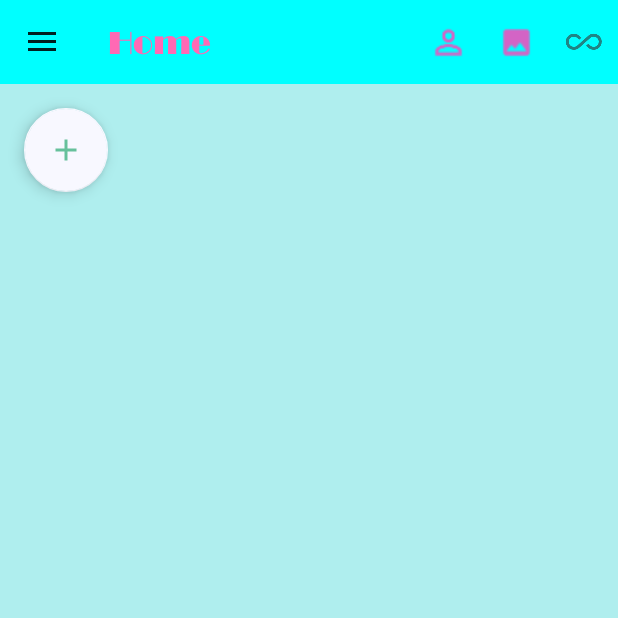
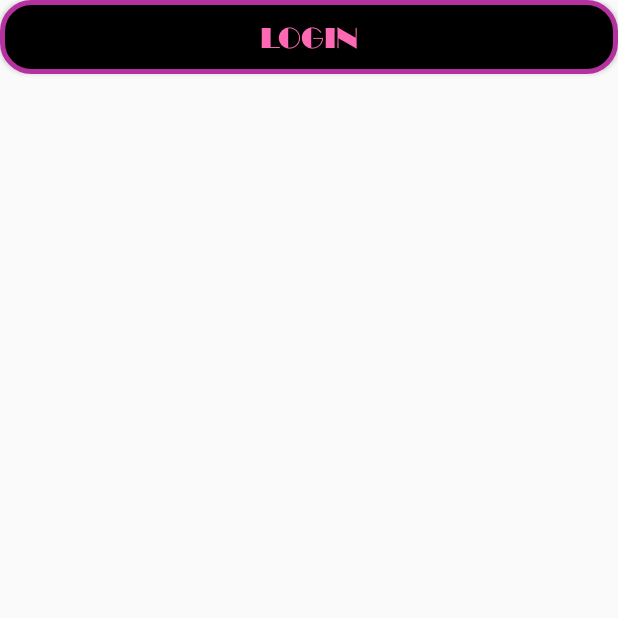
Before and after one commit to kmart42/AppFinal, an Android app: the screen it shows after launch once a user with an empty profile is signed in (HomeActivity before the commit, SendNotification after it), in the side drawer, after a tap on "Master/Detail", on a phone screen of 412 x 824 dp, the top half of it. Run offline under Robolectric (Android 15) with nearby library versions, the phone set to English and light mode, and no system bars; our stand-ins replace Firebase (no records; nobody signed in at launch, a user with empty details on screens opened directly), Picasso, Volley; pictures from the network do not load; 2 statements that could not run were skipped.

Commit message:
Rudimentary notifications

```diff
--- a/FinalProject/app/build.gradle
+++ b/FinalProject/app/build.gradle
@@ -51,6 +51,7 @@ dependencies {
     implementation 'androidx.appcompat:appcompat:1.2.0'
     implementation 'androidx.constraintlayout:constraintlayout:2.0.4'
     testImplementation 'junit:junit:4.12'
+    implementation 'com.android.volley:volley:1.1.0'
     androidTestImplementation 'androidx.test.ext:junit:1.1.2'
     androidTestImplementation 'androidx.test.espresso:espresso-core:3.3.0'
 
--- a/FinalProject/app/src/main/java/com/example/finalproject/HomeActivity.java
+++ b/FinalProject/app/src/main/java/com/example/finalproject/HomeActivity.java
@@ -153,7 +153,8 @@ public class HomeActivity extends AppCompatActivity
                 });
     }
 
-    public void selectDrawerItem(MenuItem menuItem) {
+    public void selectDrawerItem(MenuItem menuItem)
+    {
         switch(menuItem.getItemId()) {
             case R.id.nav_first_fragment:
                 Intent intent1=new Intent(this, MainActivity.class);
@@ -167,8 +168,8 @@ public class HomeActivity extends AppCompatActivity
                 break;
             case R.id.nav_third_fragment:
                 Toast.makeText(this, "Activity 3! Again!", Toast.LENGTH_SHORT).show();
-//                Intent intent3=new Intent(this, MasterActivity.class);
-//                startActivity(intent3);
+                startActivity(new Intent(HomeActivity.this, SendNotification.class));
+                finish();
                 break;
             default:
                 Intent intent4=new Intent(this, MainActivity.class);
--- a/FinalProject/app/src/main/java/com/example/finalproject/SplashActivity.java
+++ b/FinalProject/app/src/main/java/com/example/finalproject/SplashActivity.java
@@ -19,7 +19,7 @@ public class SplashActivity extends AppCompatActivity
 {
 
     private ImageView logo;
-    private static int splashTimeOut=3000;
+    private static int splashTimeOut=1000;
 
     @Override
     protected void onCreate(@Nullable Bundle savedInstanceState)
--- /dev/null
+++ b/FinalProject/app/src/main/res/layout/activity_send_notification.xml
@@ -0,0 +1,29 @@
+<?xml version="1.0" encoding="utf-8"?>
+<androidx.constraintlayout.widget.ConstraintLayout xmlns:android="http://schemas.android.com/apk/res/android"
+    xmlns:app="http://schemas.android.com/apk/res-auto"
+    xmlns:tools="http://schemas.android.com/tools"
+    android:layout_width="match_parent"
+    android:layout_height="match_parent"
+    tools:context=".SendNotification">
+
+
+    <Button
+        android:layout_width="match_parent"
+        android:layout_height="49dp"
+        android:background="@drawable/buttonshape"
+        android:fontFamily="@font/broadwayd"
+        android:shadowDx="0"
+        android:shadowDy="-5"
+        android:shadowRadius="25"
+        android:id="@+id/btn"
+        android:text="LOGIN"
+        android:textColor="@color/HotPink"
+        android:textSize="20sp"
+        app:layout_constraintEnd_toEndOf="parent"
+        app:layout_constraintStart_toStartOf="parent"
+        tools:layout_editor_absoluteY="282dp"
+        tools:ignore="MissingConstraints">
+
+    </Button>
+
+</androidx.constraintlayout.widget.ConstraintLayout>
--- a/FinalProject/app/src/main/res/layout/activity_signup_login.xml
+++ b/FinalProject/app/src/main/res/layout/activity_signup_login.xml
@@ -158,7 +158,6 @@
                 android:layout_width="0dp"
                 android:layout_height="match_parent"
                 android:onClick="sendEmailVerification"
-
                 >
 
             </Button>
--- a/FinalProject/app/src/main/res/menu/drawer_view.xml
+++ b/FinalProject/app/src/main/res/menu/drawer_view.xml
@@ -4,6 +4,7 @@
         <item
             android:id="@+id/nav_first_fragment"
             android:iconTint="@color/colorAccent"
+
             android:icon="@drawable/iconme"
             android:title="About Me" />
         <item
```
Also changed, not shown: FinalProject/app/src/main/AndroidManifest.xml (+10 -2 lines), FinalProject/app/src/main/java/com/example/finalproject/CategoryView.java (+9 -4 lines), FinalProject/app/src/main/java/com/example/finalproject/MyFirebaseMessagingService.java (added, +70 -0 lines), FinalProject/app/src/main/java/com/example/finalproject/ReceiveNotification.java (added, +30 -0 lines), FinalProject/app/src/main/java/com/example/finalproject/SendNotification.java (added, +120 -0 lines), FinalProject/app/src/main/res/layout/activity_receive_notification.xml (added, +43 -0 lines).
